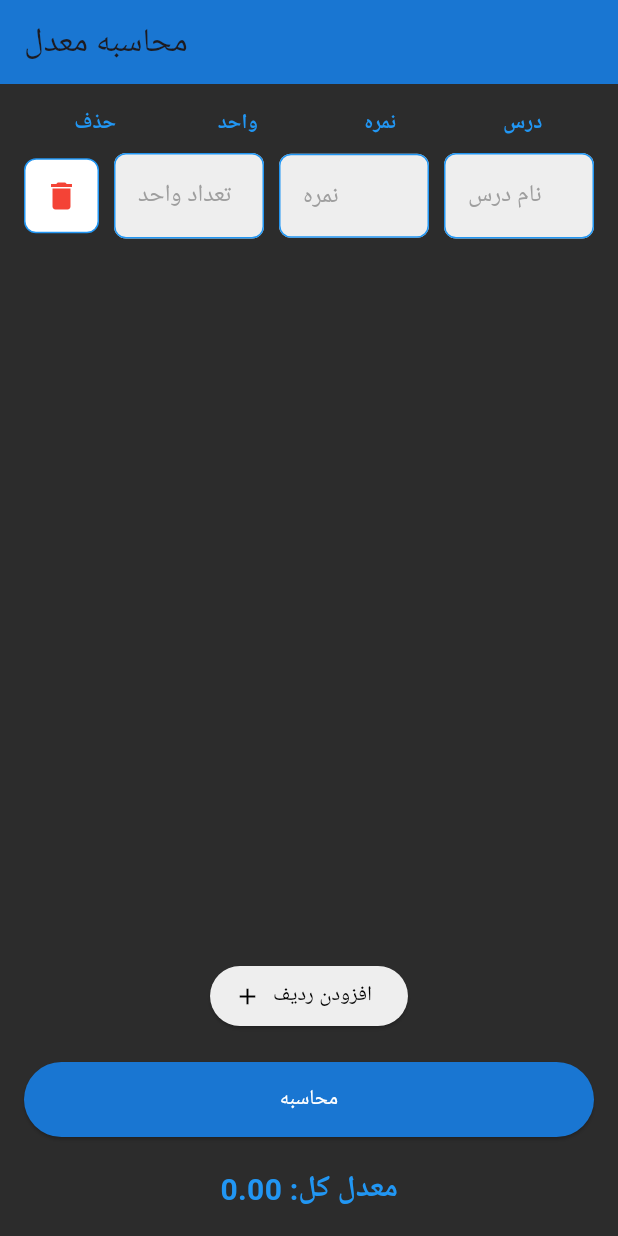
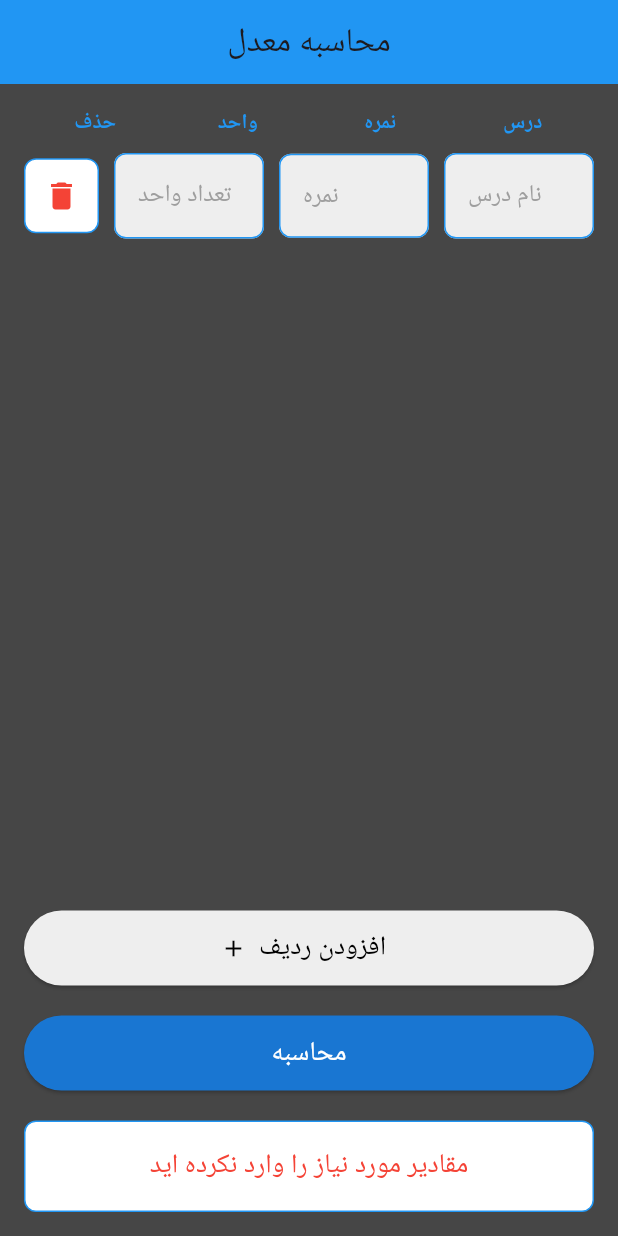
Before and after one commit to msharafice/average_grades, a Flutter app: the screen it shows after launch, after a tap on "محاسبه", on a phone screen of 412 x 824 dp. Run offline on Flutter 3.47's test engine with Material 3 defaults, Android fonts, the phone set to English and light mode, and no system bars.

Commit message:
update ui

```diff
--- a/lib/main.dart
+++ b/lib/main.dart
@@ -27,6 +27,7 @@ class _GPAHomePageState extends State<GPAHomePage> {
   List<TextEditingController> unitControllers = [TextEditingController()];
 
   double gpa = 0.0;
+  String errorMessage = "نتیجه محاسبه در اینجا نمایش داده میشود"; // متن پیش‌فرض
 
   // لیست FocusNode ها برای هر فیلد
   List<FocusNode> nameFocusNodes = [FocusNode()];
@@ -51,42 +52,31 @@ class _GPAHomePageState extends State<GPAHomePage> {
   void _calculateGPA() {
     double totalWeighted = 0;
     int totalUnits = 0;
+    bool hasEmptyField = false;
 
+    // بررسی اینکه آیا همه فیلدها پر شده‌اند یا خیر
     for (int i = 0; i < nameControllers.length; i++) {
       double? grade = double.tryParse(gradeControllers[i].text);
       int? units = int.tryParse(unitControllers[i].text);
 
-      if (grade != null && units != null) {
+      // اگر هیچ کدام از فیلدها وارد نشده باشد
+      if (nameControllers[i].text.isEmpty || grade == null || units == null) {
+        hasEmptyField = true;
+        break;
+      }
+
       totalWeighted += grade * units;
       totalUnits += units;
     }
-    }
 
     setState(() {
+      if (hasEmptyField) {
+        errorMessage = "مقادیر مورد نیاز را وارد نکرده اید"; // نمایش پیغام خطا
+      } else {
         gpa = totalUnits == 0 ? 0.0 : totalWeighted / totalUnits;
-    });
+        errorMessage =
+            "معدل: ${gpa.toStringAsFixed(2)}"; // نمایش معدل محاسبه‌شده
       }
-
-  // این تابع فوکوس را فقط روی فیلدی که کاربر در حال تعامل است قرار می‌دهد
-  void _setFocus(int index, String field) {
-    // غیرفعال کردن فوکوس همه فیلدها
-    for (int i = 0; i < nameFocusNodes.length; i++) {
-      nameFocusNodes[i].unfocus();
-      gradeFocusNodes[i].unfocus();
-      unitFocusNodes[i].unfocus();
-    }
-
-    // فعال کردن فوکوس فیلد جدید
-    if (field == 'name') {
-      nameFocusNodes[index].requestFocus();
-    } else if (field == 'grade') {
-      gradeFocusNodes[index].requestFocus();
-    } else if (field == 'unit') {
-      unitFocusNodes[index].requestFocus();
-    }
-
-    setState(() {
-      focusedFieldIndex = index; // فیلدی که فوکوس دارد ذخیره می‌شود
     });
   }
 
@@ -110,11 +100,12 @@ class _GPAHomePageState extends State<GPAHomePage> {
   @override
   Widget build(BuildContext context) {
     return Scaffold(
-      backgroundColor: Color(0xFF2C2C2C),
+      backgroundColor: Color(0xFF464646),
       appBar: AppBar(
-          title: Text('محاسبه معدل'), backgroundColor: Color(0xFF1976D2)),
+          centerTitle: true,
+          title: Text('محاسبه معدل'),
+          backgroundColor: Colors.blue),
       body: GestureDetector(
-        // این بخش باعث می‌شود که اگر کاربر خارج از فیلدها کلیک کند، فوکوس از فیلدها برداشته شود
         onTap: () {
           FocusScope.of(context)
               .requestFocus(FocusNode()); // غیرفعال کردن فوکوس
@@ -157,9 +148,10 @@ class _GPAHomePageState extends State<GPAHomePage> {
                 child: ListView.builder(
                   itemCount: nameControllers.length,
                   itemBuilder: (context, index) {
-                    return Row(
+                    return Padding(
+                      padding: const EdgeInsets.only(bottom: 8.0),
+                      child: Row(
                         children: [
-                        // دکمه حذف برای هر ردیف
                           Container(
                             decoration: BoxDecoration(
                               border: Border.all(color: Colors.blue),
@@ -181,14 +173,12 @@ class _GPAHomePageState extends State<GPAHomePage> {
                             ),
                           ),
                           SizedBox(width: 10),
-                        // فیلد تعداد واحد با کیبورد عددی
                           Expanded(
                             child: Focus(
                               onFocusChange: (hasFocus) {
                                 setState(() {
                                   if (hasFocus) {
-                                  _setFocus(index,
-                                      'unit'); // فوکوس را روی واحد فعال می‌کنیم
+                                    _setFocus(index, 'unit');
                                   }
                                 });
                               },
@@ -202,14 +192,12 @@ class _GPAHomePageState extends State<GPAHomePage> {
                             ),
                           ),
                           SizedBox(width: 10),
-                        // فیلد نمره با کیبورد عددی
                           Expanded(
                             child: Focus(
                               onFocusChange: (hasFocus) {
                                 setState(() {
                                   if (hasFocus) {
-                                  _setFocus(index,
-                                      'grade'); // فوکوس را روی نمره فعال می‌کنیم
+                                    _setFocus(index, 'grade');
                                   }
                                 });
                               },
@@ -223,14 +211,12 @@ class _GPAHomePageState extends State<GPAHomePage> {
                             ),
                           ),
                           SizedBox(width: 10),
-                        // فیلد نام درس با کیبورد پیش‌فرض
                           Expanded(
                             child: Focus(
                               onFocusChange: (hasFocus) {
                                 setState(() {
                                   if (hasFocus) {
-                                  _setFocus(index,
-                                      'name'); // فوکوس را روی نام درس فعال می‌کنیم
+                                    _setFocus(index, 'name');
                                   }
                                 });
                               },
@@ -239,12 +225,12 @@ class _GPAHomePageState extends State<GPAHomePage> {
                                 decoration: _customInputDecoration(
                                     'نام درس', nameFocusNodes[index]),
                                 focusNode: nameFocusNodes[index],
-                              keyboardType:
-                                  TextInputType.text, // کیبورد پیش‌فرض
+                                keyboardType: TextInputType.text,
                               ),
                             ),
                           ),
                         ],
+                      ),
                     );
                   },
                 ),
@@ -253,16 +239,20 @@ class _GPAHomePageState extends State<GPAHomePage> {
               ElevatedButton.icon(
                 onPressed: _addRow,
                 icon: Icon(Icons.add),
-                label: Text('افزودن ردیف'),
+                label: Text('افزودن ردیف', style: TextStyle(fontSize: 18.0)),
                 style: ElevatedButton.styleFrom(
                   backgroundColor: Colors.grey.shade200,
                   foregroundColor: Colors.black,
+                  minimumSize: Size(double.infinity, 50),
                 ),
               ),
               SizedBox(height: 20),
               ElevatedButton(
                 onPressed: _calculateGPA,
-                child: Text('محاسبه'),
+                child: Text(
+                  'محاسبه',
+                  style: TextStyle(fontSize: 18.0),
+                ),
                 style: ElevatedButton.styleFrom(
                   backgroundColor: Color(0xFF1976D2),
                   foregroundColor: Colors.white,
@@ -270,12 +260,23 @@ class _GPAHomePageState extends State<GPAHomePage> {
                 ),
               ),
               SizedBox(height: 20),
-              Text(
-                'معدل کل: ${gpa.toStringAsFixed(2)}',
+              Container(
+                padding: EdgeInsets.all(16.0),
+                decoration: BoxDecoration(
+                  color: Colors.white,
+                  borderRadius: BorderRadius.circular(8.0),
+                  border: Border.all(color: Colors.blue),
+                ),
+                child: Center(
+                  child: Text(
+                    errorMessage,
                     style: TextStyle(
-                    fontSize: 20,
-                    fontWeight: FontWeight.bold,
-                    color: Colors.blue),
+                        fontSize: 18,
+                        color: errorMessage.startsWith('مقادیر')
+                            ? Colors.red
+                            : Colors.blue),
+                  ),
+                ),
               ),
             ],
           ),
@@ -283,4 +284,23 @@ class _GPAHomePageState extends State<GPAHomePage> {
       ),
     );
   }
+
+  void _setFocus(int index, String field) {
+    // غیرفعال کردن فوکوس همه فیلدها
+    for (int i = 0; i < nameFocusNodes.length; i++) {
+      nameFocusNodes[i].unfocus();
+      gradeFocusNodes[i].unfocus();
+      unitFocusNodes[i].unfocus();
     }
+    if (field == 'name') {
+      nameFocusNodes[index].requestFocus();
+    } else if (field == 'grade') {
+      gradeFocusNodes[index].requestFocus();
+    } else if (field == 'unit') {
+      unitFocusNodes[index].requestFocus();
+    }
+    setState(() {
+      focusedFieldIndex = index;
+    });
+  }
+}
```
Lines whose indentation alone changed are shown as unchanged.
